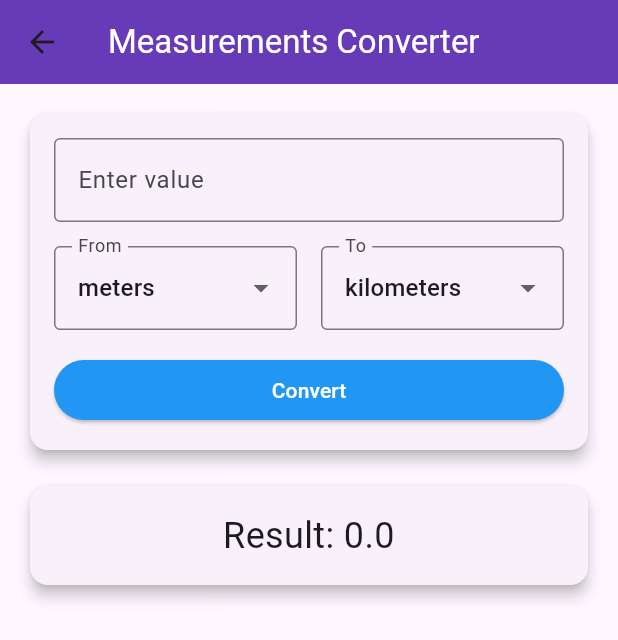
After one commit to lightdarkmaster/Unravel, a Flutter app: the screen it shows after launch, after a tap on "Measurements", on a phone screen of 412 x 824 dp. The commit adds this screen. Shown: the top 640 px of the screen. Run offline on Flutter 3.47's test engine with Material 3 defaults, Android fonts, the phone set to English and light mode, and no system bars; missing offline and left inert: custom_qr_generator, encrypt, qr_code_scanner.

Commit message:
Add Measurement page and Weights Page

```diff
--- a/lib/pages/homescreen.dart
+++ b/lib/pages/homescreen.dart
@@ -1,9 +1,11 @@
 import 'package:flutter/material.dart';
 import 'package:unravel/pages/binary_to_word.dart';
 import 'package:unravel/pages/cipher.dart';
+import 'package:unravel/pages/measurements.dart';
 import 'package:unravel/pages/programmer_cal.dart';
 import 'package:unravel/pages/qr_code_generator.dart';
 import 'package:unravel/pages/qr_code_reader.dart';
+import 'package:unravel/pages/weights.dart';
 
 class HomeScreen extends StatelessWidget {
   const HomeScreen({super.key});
@@ -66,6 +68,10 @@ class HomeScreen extends StatelessWidget {
         return const BinaryToWordPage();
       case 4:
         return const ProgrammerCalculator();
+      case 5:
+        return const MeasurementsPage();
+      case 6:
+        return const WeightConverterPage();
       default:
         return const HomeScreen();
     }
@@ -85,9 +91,9 @@ class HomeScreen extends StatelessWidget {
       case 4:
         return 'assets/icons/programmer_cal.png';
       case 5:
-        return 'assets/icons/cipher.png';
+        return 'assets/icons/measurements.png';
       case 6:
-        return 'assets/icons/cipher.png';
+        return 'assets/icons/weights.png';
       case 7:
         return 'assets/icons/cipher.png';
       case 8:
@@ -111,9 +117,9 @@ class HomeScreen extends StatelessWidget {
       case 4:
         return 'Prog Cal';
       case 5:
-        return 'Map';
+        return 'Measurements';
       case 6:
-        return 'Camera';
+        return 'Weights';
       case 7:
         return 'Phone';
       case 8:
--- /dev/null
+++ b/lib/pages/measurements.dart
@@ -0,0 +1,147 @@
+import 'package:flutter/material.dart';
+
+class MeasurementsPage extends StatefulWidget {
+  const MeasurementsPage({super.key});
+
+  @override
+  _MeasurementsPageState createState() => _MeasurementsPageState();
+}
+
+class _MeasurementsPageState extends State<MeasurementsPage> {
+  final TextEditingController _inputController = TextEditingController();
+  String _fromUnit = 'meters';
+  String _toUnit = 'kilometers';
+  double _result = 0.0;
+
+  void _convert() {
+    double input = double.tryParse(_inputController.text) ?? 0.0;
+    setState(() {
+      if (_fromUnit == 'meters' && _toUnit == 'kilometers') {
+        _result = input / 1000;
+      } else if (_fromUnit == 'kilometers' && _toUnit == 'meters') {
+        _result = input * 1000;
+      } else if (_fromUnit == 'meters' && _toUnit == 'miles') {
+        _result = input / 1609.34;
+      } else if (_fromUnit == 'miles' && _toUnit == 'meters') {
+        _result = input * 1609.34;
+      } else if (_fromUnit == 'kilometers' && _toUnit == 'miles') {
+        _result = input / 1.60934;
+      } else if (_fromUnit == 'miles' && _toUnit == 'kilometers') {
+        _result = input * 1.60934;
+      }
+      // Add more conversion logic here
+    });
+  }
+
+  @override
+  Widget build(BuildContext context) {
+    return Scaffold(
+      appBar: AppBar(
+        title: const Text('Measurements Converter', style: TextStyle(color: Colors.white),),
+        backgroundColor: Colors.deepPurple,
+      ),
+      body: Padding(
+        padding: const EdgeInsets.all(16.0),
+        child: Column(
+          crossAxisAlignment: CrossAxisAlignment.stretch,
+          children: [
+            Card(
+              elevation: 4.0,
+              shape: RoundedRectangleBorder(
+                borderRadius: BorderRadius.circular(12.0),
+              ),
+              child: Padding(
+                padding: const EdgeInsets.all(16.0),
+                child: Column(
+                  crossAxisAlignment: CrossAxisAlignment.stretch,
+                  children: [
+                    TextField(
+                      controller: _inputController,
+                      keyboardType: TextInputType.number,
+                      decoration: const InputDecoration(
+                        labelText: 'Enter value',
+                        border: OutlineInputBorder(),
+                      ),
+                    ),
+                    const SizedBox(height: 16.0),
+                    Row(
+                      mainAxisAlignment: MainAxisAlignment.spaceBetween,
+                      children: [
+                        Expanded(
+                          child: DropdownButtonFormField<String>(
+                            value: _fromUnit,
+                            onChanged: (String? newValue) {
+                              setState(() {
+                                _fromUnit = newValue!;
+                              });
+                            },
+                            items: <String>['meters', 'kilometers', 'miles']
+                                .map<DropdownMenuItem<String>>((String value) {
+                              return DropdownMenuItem<String>(
+                                value: value,
+                                child: Text(value),
+                              );
+                            }).toList(),
+                            decoration: const InputDecoration(
+                              labelText: 'From',
+                              border: OutlineInputBorder(),
+                            ),
+                          ),
+                        ),
+                        const SizedBox(width: 16.0),
+                        Expanded(
+                          child: DropdownButtonFormField<String>(
+                            value: _toUnit,
+                            onChanged: (String? newValue) {
+                              setState(() {
+                                _toUnit = newValue!;
+                              });
+                            },
+                            items: <String>['meters', 'kilometers', 'miles']
+                                .map<DropdownMenuItem<String>>((String value) {
+                              return DropdownMenuItem<String>(
+                                value: value,
+                                child: Text(value),
+                              );
+                            }).toList(),
+                            decoration: const InputDecoration(
+                              labelText: 'To',
+                              border: OutlineInputBorder(),
+                            ),
+                          ),
+                        ),
+                      ],
+                    ),
+                    const SizedBox(height: 16.0),
+                    ElevatedButton(
+                      onPressed: _convert,
+                      style: ElevatedButton.styleFrom(
+                        backgroundColor: Colors.blue, // Change this to your desired color
+                      ),
+                      child: const Text('Convert', style: TextStyle(color: Colors.white),),
+                    ),
+                  ],
+                ),
+              ),
+            ),
+            const SizedBox(height: 16.0),
+            Card(
+              elevation: 4.0,
+              shape: RoundedRectangleBorder(
+                borderRadius: BorderRadius.circular(12.0),
+              ),
+              child: Padding(
+                padding: const EdgeInsets.all(16.0),
+                child: Text(
+                  'Result: $_result',
+                  style: const TextStyle(fontSize: 24.0),
+                  textAlign: TextAlign.center,
+                ),
+              ),
+            ),
+          ],
+        ),
+      ),
+    );
+  }
+}
--- a/pubspec.yaml
+++ b/pubspec.yaml
@@ -68,6 +68,8 @@ flutter:
     - assets/icons/binary.png
     - assets/icons/cipher.png
     - assets/icons/programmer_cal.png
+    - assets/icons/measurements.png
+    - assets/icons/weights.png
 
   #   - images/a_dot_ham.jpeg
 
```
Also changed, not shown: lib/pages/weights.dart (added, +130 -0 lines), assets/icons/measurements.png (added), assets/icons/weights.png (added), lib/pages/phone_numbers.dart (added).
